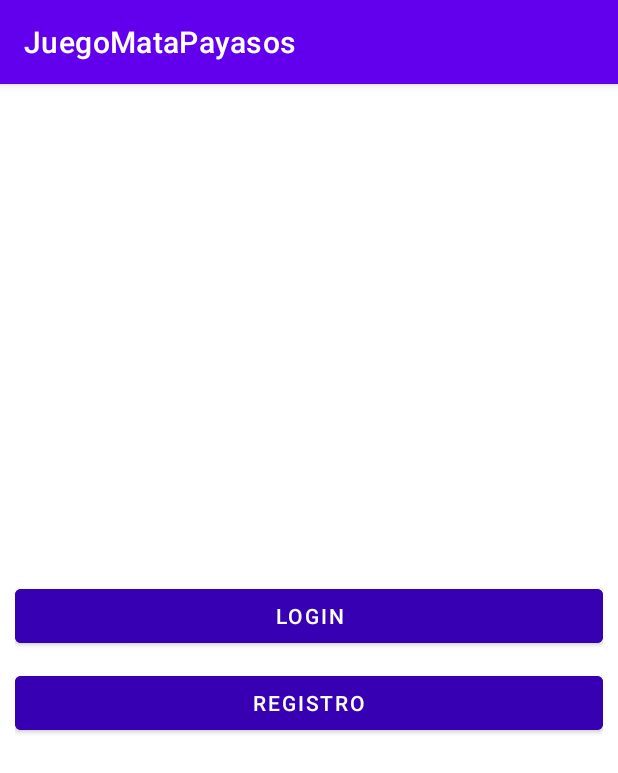
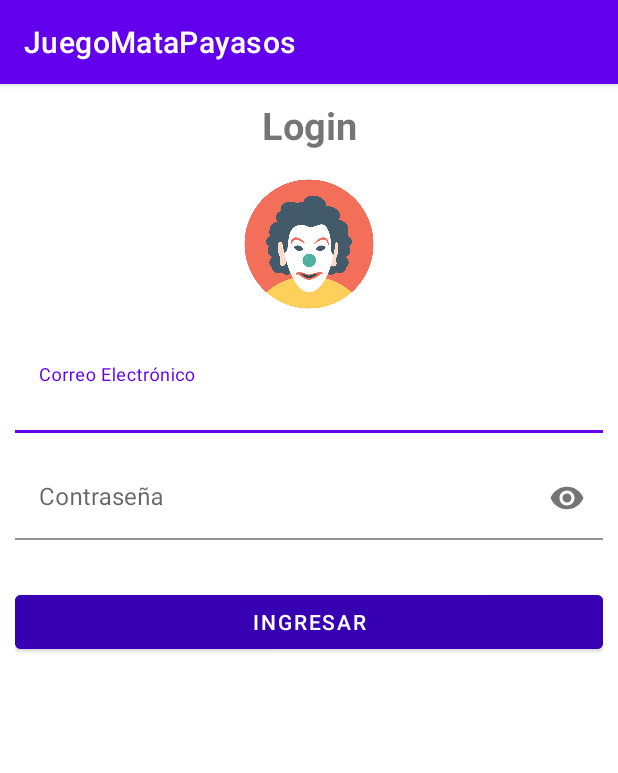
Before and after one commit to RonnyChamba/Juego-Payasos, an Android app: the screen it shows after launch (MainActivity before the commit, Login after it), after a tap on "LOGIN", on a phone screen of 412 x 824 dp. Shown: the top 773 px of the screen. Run offline under Robolectric (Android 15) with nearby library versions, the phone set to English and light mode, and no system bars; our stand-ins replace Firebase (no records; nobody signed in at launch, a user with empty details on screens opened directly).

Commit message:
funcion login-cambiar disegno registro

```diff
--- a/app/src/main/AndroidManifest.xml
+++ b/app/src/main/AndroidManifest.xml
@@ -9,6 +9,9 @@
         android:roundIcon="@mipmap/ic_launcher_round"
         android:supportsRtl="true"
         android:theme="@style/Theme.JuegoMataPayasos">
+        <activity
+            android:name=".Login"
+            android:exported="false" />
         <activity
             android:name=".Menu"
             android:exported="false" />
--- /dev/null
+++ b/app/src/main/java/com/example/matapayasos/Login.java
@@ -0,0 +1,89 @@
+package com.example.matapayasos;
+
+import androidx.annotation.NonNull;
+import androidx.appcompat.app.AppCompatActivity;
+
+import android.content.Intent;
+import android.os.Bundle;
+import android.util.Patterns;
+import android.view.View;
+import android.widget.Button;
+import android.widget.EditText;
+import android.widget.TextView;
+import android.widget.Toast;
+
+import com.google.android.gms.tasks.OnCompleteListener;
+import com.google.android.gms.tasks.OnFailureListener;
+import com.google.android.gms.tasks.Task;
+import com.google.firebase.auth.AuthResult;
+import com.google.firebase.auth.FirebaseAuth;
+import com.google.firebase.auth.FirebaseUser;
+
+public class Login extends AppCompatActivity {
+
+
+    EditText txtEmailLogin;
+    EditText txtPassLogin;
+    Button btnLogin;
+    FirebaseAuth auth;
+
+    @Override
+    protected void onCreate(Bundle savedInstanceState) {
+        super.onCreate(savedInstanceState);
+        setContentView(R.layout.activity_login);
+
+        txtEmailLogin = findViewById(R.id.emailLogin);
+        txtPassLogin = findViewById(R.id.passLogin);
+        btnLogin = findViewById(R.id.btnIngresarLogin);
+
+        auth = FirebaseAuth.getInstance();
+
+        btnLogin.setOnClickListener(new View.OnClickListener() {
+            @Override
+            public void onClick(View view) {
+                String email = txtEmailLogin.getText().toString();
+                String password = txtPassLogin.getText().toString();
+
+
+                if (!Patterns.EMAIL_ADDRESS.matcher(email).matches()) {
+                    txtEmailLogin.setError("Email invalido");
+                    txtEmailLogin.setFocusable(true);
+
+                } else if (password.trim().length() < 6) {
+                    txtPassLogin.setError("Contraseña debe ser mayor a 6");
+                    txtPassLogin.setFocusable(true);
+                } else {
+                    LogeoDeJugador(email, password);
+                }
+            }
+        });
+
+    }
+
+    private void LogeoDeJugador(String email, String password) {
+
+
+        auth.signInWithEmailAndPassword(email, password).addOnCompleteListener(new OnCompleteListener<AuthResult>() {
+
+            @Override
+             public void onComplete(@NonNull Task<AuthResult> task) {
+
+                if (task.isSuccessful()){
+                    FirebaseUser user = auth.getCurrentUser();
+                    startActivity(new Intent(Login.this, Menu.class));
+                    assert  user !=null;
+                    Toast.makeText(Login.this, "BIENVENIDO(A) "+ user.getEmail(), Toast.LENGTH_LONG).show();
+                    finish();
+                }
+            }
+          }).addOnFailureListener(new OnFailureListener() {
+              @Override
+            public void onFailure(@NonNull Exception e) {
+
+                  Toast.makeText(Login.this, "Jugador no registrado", Toast.LENGTH_LONG).show();
+            }
+        });
+
+
+    }
+}
--- a/app/src/main/java/com/example/matapayasos/MainActivity.java
+++ b/app/src/main/java/com/example/matapayasos/MainActivity.java
@@ -20,7 +20,8 @@
          btnRegistro = findViewById(R.id.btnRegistro);
 
          btnLogin.setOnClickListener( (event) -> {
-
+             Intent intent = new Intent(this, Login.class);
+             startActivity(intent);
          });
 
          btnRegistro.setOnClickListener( (event) -> {
--- /dev/null
+++ b/app/src/main/res/layout/activity_login.xml
@@ -0,0 +1,77 @@
+<?xml version="1.0" encoding="utf-8"?>
+<RelativeLayout xmlns:android="http://schemas.android.com/apk/res/android"
+    xmlns:app="http://schemas.android.com/apk/res-auto"
+    xmlns:tools="http://schemas.android.com/tools"
+    android:layout_width="match_parent"
+    android:layout_height="match_parent"
+    android:padding="10dp"
+    tools:context=".Login">
+
+    <LinearLayout
+        android:layout_width="match_parent"
+        android:layout_height="match_parent"
+        android:orientation="vertical"
+        >
+        <LinearLayout
+            android:layout_width="match_parent"
+            android:layout_height="wrap_content"
+            android:orientation="vertical"
+            android:gravity="center"
+            android:layout_marginBottom="20dp">
+
+            <TextView
+                android:layout_width="match_parent"
+                android:text="@string/txtTitleLogin"
+                android:textSize="25dp"
+                android:textStyle="bold"
+                android:textAlignment="center"
+                android:layout_marginBottom="12dp"
+                android:layout_height="wrap_content"/>
+
+            <ImageView
+                android:id="@+id/imageView3"
+                android:layout_width="100dp"
+                android:layout_height="100dp"
+                app:srcCompat="@drawable/login" />
+        </LinearLayout>
+
+
+        <com.google.android.material.textfield.TextInputLayout
+            android:layout_width="match_parent"
+            android:layout_height="wrap_content"
+            android:layout_marginBottom="15dp">
+
+            <EditText
+                android:layout_width="match_parent"
+                android:background="@color/white"
+                android:layout_height="wrap_content"
+                android:inputType="textEmailAddress"
+                android:hint="@string/txtCorreoLogin"
+                android:id="@+id/emailLogin"/>
+        </com.google.android.material.textfield.TextInputLayout>
+
+
+        <com.google.android.material.textfield.TextInputLayout
+            android:layout_width="match_parent"
+            android:layout_height="wrap_content"
+            android:layout_marginBottom="15dp"
+            app:passwordToggleEnabled="true">
+
+            <EditText
+                android:layout_width="match_parent"
+                android:layout_height="wrap_content"
+                android:inputType="textPassword"
+                android:background="@color/white"
+                android:hint="@string/txtPassLogin"
+                android:id="@+id/passLogin"/>
+        </com.google.android.material.textfield.TextInputLayout>
+
+        <Button
+            android:id="@+id/btnIngresarLogin"
+            android:layout_width="match_parent"
+            android:layout_height="wrap_content"
+            android:text="@string/txtBtnLogin"
+            android:layout_marginTop="15dp"
+            android:backgroundTint="@color/color_botones"/>
+    </LinearLayout>
+</RelativeLayout>
--- a/app/src/main/res/values/strings.xml
+++ b/app/src/main/res/values/strings.xml
@@ -18,4 +18,11 @@
 
     <dimen name="mg_tb">10dp</dimen>
 
+    <!-- Activity Login-->
+
+    <string name="txtTitleLogin">Login</string>
+    <string name="txtCorreoLogin">Correo Electrónico</string>
+    <string name="txtPassLogin">Contraseña</string>
+    <string name="txtBtnLogin">Ingresar</string>
+
 </resources>
```
Also changed, not shown: app/src/main/res/layout/activity_registro.xml (+23 -6 lines), app/src/main/res/drawable/login.png (added).
